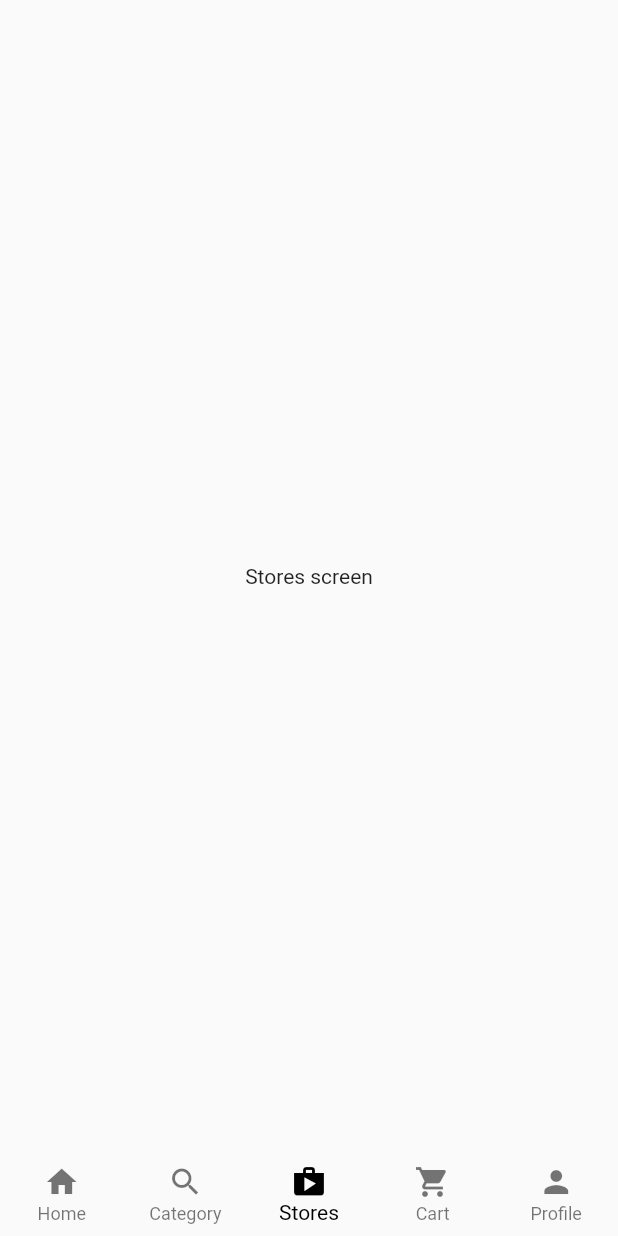
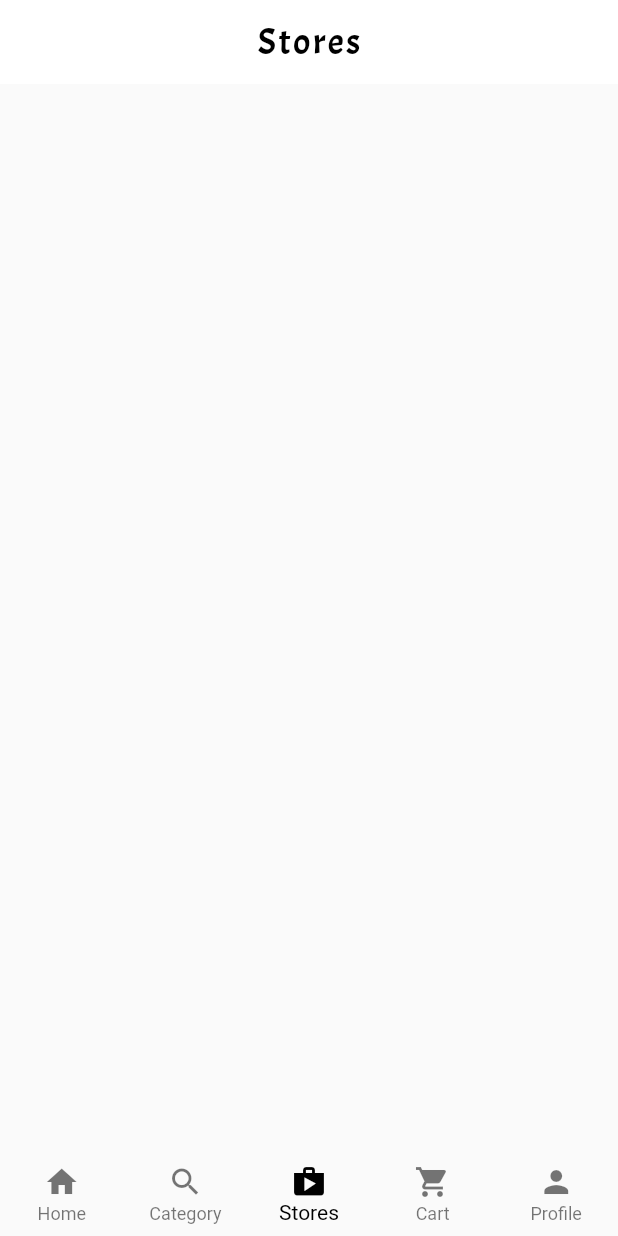
Before and after one commit to RyomaArisawa/muti_store_app, a Flutter app: the screen it shows after launch, item 3 of the bottom bar chosen, on a phone screen of 412 x 824 dp. Run offline on Flutter 3.47's test engine with Material 2 defaults, Android fonts, the phone set to English and light mode, and no system bars.

Commit message:
lesson20

```diff
--- a/lib/main_screens/customer_home_screen.dart
+++ b/lib/main_screens/customer_home_screen.dart
@@ -1,6 +1,7 @@
 import 'package:flutter/material.dart';
 import 'package:multi_store_app/main_screens/category.dart';
 import 'package:multi_store_app/main_screens/home_screen.dart';
+import 'package:multi_store_app/main_screens/stores.dart';
 
 class CustomerHomeScreen extends StatefulWidget {
   const CustomerHomeScreen({Key? key}) : super(key: key);
@@ -14,9 +15,7 @@ class _CustomerHomeScreenState extends State<CustomerHomeScreen> {
   final List<Widget> _tabs = const [
     HomeScreen(),
     CategoryScreen(),
-    Center(
-      child: Text('Stores screen'),
-    ),
+    StoresScreen(),
     Center(
       child: Text('Cart screen'),
     ),
--- /dev/null
+++ b/lib/main_screens/stores.dart
@@ -0,0 +1,20 @@
+import 'package:flutter/material.dart';
+import 'package:multi_store_app/widgets/appbar_widgets.dart';
+
+class StoresScreen extends StatelessWidget {
+  const StoresScreen({Key? key}) : super(key: key);
+
+  @override
+  Widget build(BuildContext context) {
+    return Scaffold(
+      appBar: AppBar(
+        elevation: 0,
+        backgroundColor: Colors.white,
+        centerTitle: true,
+        title: const AppBarTitle(
+          title: 'Stores',
+        ),
+      ),
+    );
+  }
+}
```
